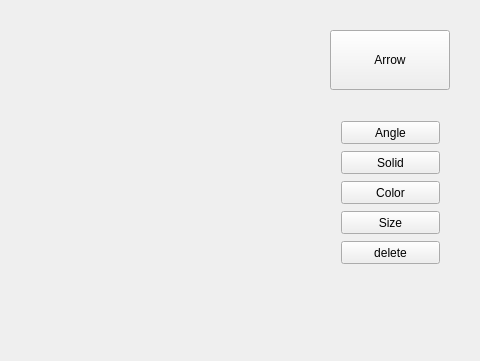
Old version of the form Annotation.ui in the repository kok-s0s/annotation; both pictures show x 620 to 1100 and y 0 to 361 of the 1100 by 640 pixel window.
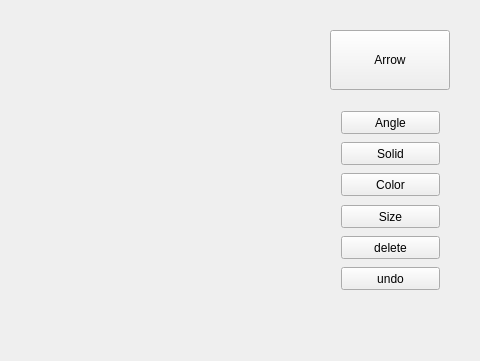
New version of the form.

Commit message: feat: undo Arrow

```diff
--- a/Annotation.ui
+++ b/Annotation.ui
@@ -51,9 +51,9 @@
     <property name="geometry">
      <rect>
       <x>950</x>
-      <y>110</y>
+      <y>100</y>
       <width>121</width>
-      <height>165</height>
+      <height>201</height>
      </rect>
     </property>
     <layout class="QVBoxLayout" name="verticalLayout">
@@ -174,6 +174,32 @@
        </property>
       </widget>
      </item>
+     <item>
+      <spacer name="verticalSpacer_5">
+       <property name="orientation">
+        <enum>Qt::Vertical</enum>
+       </property>
+       <property name="sizeHint" stdset="0">
+        <size>
+         <width>20</width>
+         <height>40</height>
+        </size>
+       </property>
+      </spacer>
+     </item>
+     <item>
+      <widget class="QPushButton" name="btnArrowUndo">
+       <property name="minimumSize">
+        <size>
+         <width>0</width>
+         <height>23</height>
+        </size>
+       </property>
+       <property name="text">
+        <string>undo</string>
+       </property>
+      </widget>
+     </item>
     </layout>
    </widget>
   </widget>
```
The commit also changes 4 other files.
